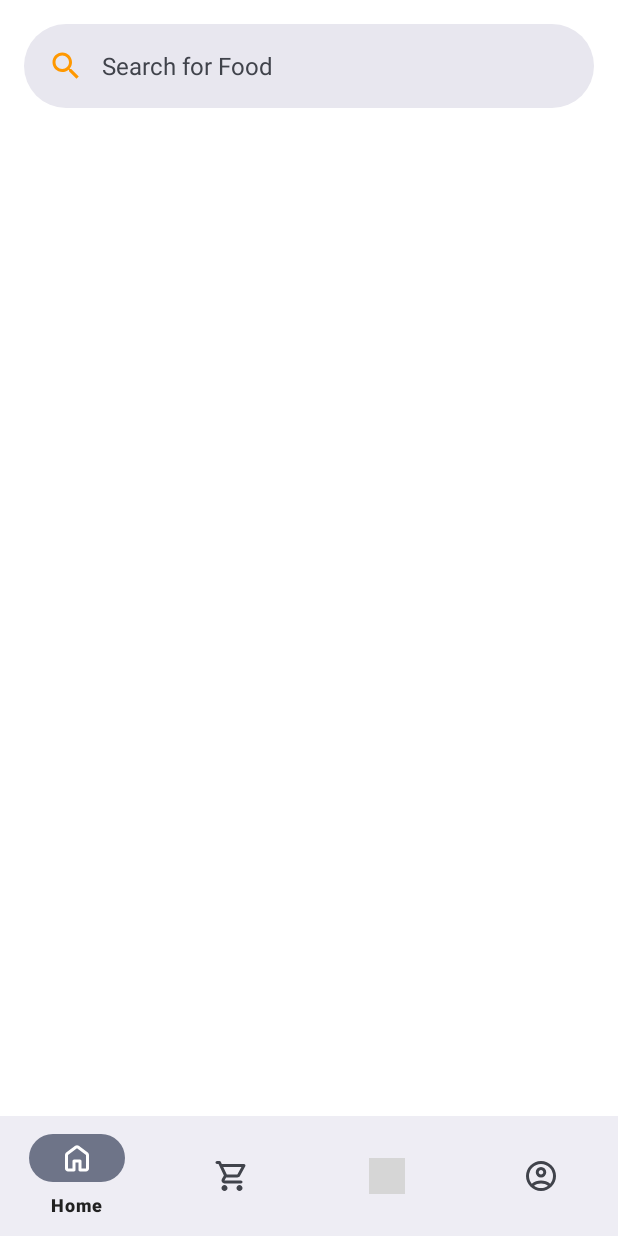
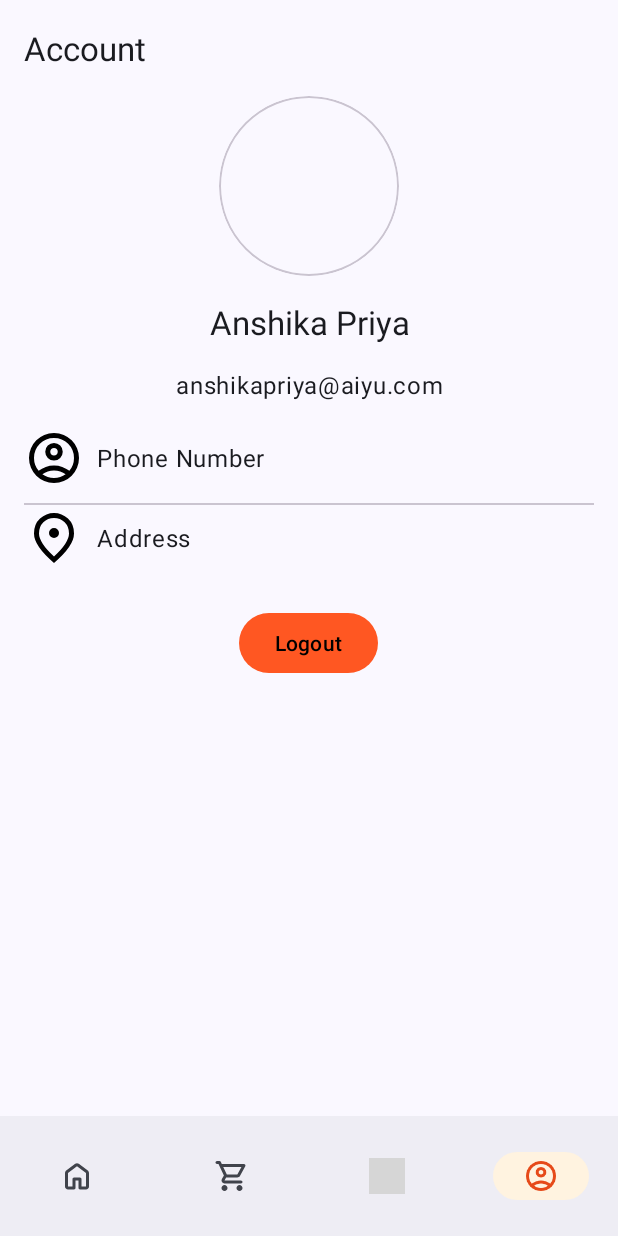
Before and after one commit to anshika1501/BiteBuddy, an Android app: the HomeFragment screen opened through its navigation route, item 4 of the bottom bar chosen, on a phone screen of 412 x 824 dp. Run offline under Robolectric (Android 15) with nearby library versions, the phone set to English and light mode, and no system bars; our stand-ins replace navigation-ui; grey boxes are pictures that could not be loaded.

Commit message:
Add Cart, History, and Profile fragments; update navigation and theme colors

```diff
--- a/app/src/main/java/com/anshu/bitebuddy/MainActivity.java
+++ b/app/src/main/java/com/anshu/bitebuddy/MainActivity.java
@@ -44,7 +44,12 @@ public class MainActivity extends AppCompatActivity {
 
         navController
                 .addOnDestinationChangedListener((navController, navDestination, bundle) -> {
-                    if (navDestination.getId() == R.id.homeFragment) {
+                    if (
+                            navDestination.getId() == R.id.homeFragment ||
+                                    navDestination.getId() == R.id.cartFragment ||
+                                    navDestination.getId() == R.id.profileFragment ||
+                                    navDestination.getId() == R.id.historyFragment
+                    ) {
                         binding.bottomNavigationView.setVisibility(View.VISIBLE);
                     } else {
                         binding.bottomNavigationView.setVisibility(View.GONE);
--- /dev/null
+++ b/app/src/main/java/com/anshu/bitebuddy/ui/fragments/cart/CartFragment.java
@@ -0,0 +1,12 @@
+package com.anshu.bitebuddy.ui.fragments.cart;
+
+import com.anshu.bitebuddy.R;
+import com.anshu.bitebuddy.utils.BaseFragment;
+import com.anshu.bitebuddy.utils.Transition;
+
+public class CartFragment extends BaseFragment {
+
+    public CartFragment() {
+        super(R.layout.fragment_cart, Transition.Axis.Y);
+    }
+}
--- /dev/null
+++ b/app/src/main/java/com/anshu/bitebuddy/ui/fragments/history/HistoryFragment.java
@@ -0,0 +1,12 @@
+package com.anshu.bitebuddy.ui.fragments.history;
+
+import com.anshu.bitebuddy.R;
+import com.anshu.bitebuddy.utils.BaseFragment;
+import com.anshu.bitebuddy.utils.Transition;
+
+public class HistoryFragment extends BaseFragment {
+
+    public HistoryFragment() {
+        super(R.layout.fragment_history, Transition.Axis.Y);
+    }
+}
--- /dev/null
+++ b/app/src/main/java/com/anshu/bitebuddy/ui/fragments/profile/ProfileFragment.java
@@ -0,0 +1,23 @@
+package com.anshu.bitebuddy.ui.fragments.profile;
+
+import android.os.Bundle;
+import android.view.View;
+
+import androidx.annotation.NonNull;
+import androidx.annotation.Nullable;
+
+import com.anshu.bitebuddy.R;
+import com.anshu.bitebuddy.utils.BaseFragment;
+import com.anshu.bitebuddy.utils.Transition;
+
+public class ProfileFragment extends BaseFragment {
+    public ProfileFragment() {
+        super(R.layout.fragment_profile, Transition.Axis.Y);
+    }
+
+
+    @Override
+    public void onViewCreated(@NonNull View view, @Nullable Bundle savedInstanceState) {
+        super.onViewCreated(view, savedInstanceState);
+    }
+}
--- /dev/null
+++ b/app/src/main/res/drawable/rounded_location_on_24.xml
@@ -0,0 +1,5 @@
+<vector xmlns:android="http://schemas.android.com/apk/res/android" android:height="24dp" android:tint="#000000" android:viewportHeight="960" android:viewportWidth="960" android:width="24dp">
+
+    <path android:fillColor="@android:color/white" android:pathData="M480,480Q513,480 536.5,456.5Q560,433 560,400Q560,367 536.5,343.5Q513,320 480,320Q447,320 423.5,343.5Q400,367 400,400Q400,433 423.5,456.5Q447,480 480,480ZM480,774Q602,662 661,570.5Q720,479 720,408Q720,299 650.5,229.5Q581,160 480,160Q379,160 309.5,229.5Q240,299 240,408Q240,479 299,570.5Q358,662 480,774ZM480,880Q319,743 239.5,625.5Q160,508 160,408Q160,258 256.5,169Q353,80 480,80Q607,80 703.5,169Q800,258 800,408Q800,508 720.5,625.5Q641,743 480,880ZM480,400Q480,400 480,400Q480,400 480,400Q480,400 480,400Q480,400 480,400Q480,400 480,400Q480,400 480,400Q480,400 480,400Q480,400 480,400Z"/>
+
+</vector>
--- a/app/src/main/res/layout/activity_main.xml
+++ b/app/src/main/res/layout/activity_main.xml
@@ -1,5 +1,5 @@
 <?xml version="1.0" encoding="utf-8"?>
-<RelativeLayout xmlns:android="http://schemas.android.com/apk/res/android"
+<androidx.coordinatorlayout.widget.CoordinatorLayout xmlns:android="http://schemas.android.com/apk/res/android"
     xmlns:app="http://schemas.android.com/apk/res-auto"
     xmlns:tools="http://schemas.android.com/tools"
     android:id="@+id/main"
@@ -14,13 +14,14 @@
         android:layout_height="match_parent"
         android:layout_above="@id/bottomNavigationView"
         app:defaultNavHost="true"
+        app:layout_behavior="com.google.android.material.appbar.AppBarLayout$ScrollingViewBehavior"
         app:navGraph="@navigation/navigation_graph" />
 
     <com.google.android.material.bottomnavigation.BottomNavigationView
         android:id="@+id/bottomNavigationView"
         android:layout_width="match_parent"
         android:layout_height="wrap_content"
-        android:layout_alignParentBottom="true"
-        app:elevation="4dp"
+        android:layout_gravity="bottom"
+        app:labelVisibilityMode="unlabeled"
         app:menu="@menu/bottom_nav" />
-</RelativeLayout>
+</androidx.coordinatorlayout.widget.CoordinatorLayout>
--- /dev/null
+++ b/app/src/main/res/layout/fragment_cart.xml
@@ -0,0 +1,22 @@
+<?xml version="1.0" encoding="utf-8"?>
+<RelativeLayout xmlns:android="http://schemas.android.com/apk/res/android"
+    xmlns:app="http://schemas.android.com/apk/res-auto"
+    android:layout_width="match_parent"
+    xmlns:tools="http://schemas.android.com/tools"
+    tools:context="com.anshu.bitebuddy.ui.fragments.cart.CartFragment"
+    android:layout_height="match_parent">
+
+    <com.google.android.material.appbar.MaterialToolbar
+        android:id="@+id/topAppBar"
+        android:layout_width="match_parent"
+        android:layout_height="wrap_content"
+        android:layout_alignParentTop="true"
+        android:minHeight="?attr/actionBarSize"
+        app:title="@string/menu_cart" />
+
+    <androidx.recyclerview.widget.RecyclerView
+        android:layout_width="match_parent"
+        android:layout_height="match_parent"
+        android:layout_below="@+id/topAppBar" />
+
+</RelativeLayout>
--- /dev/null
+++ b/app/src/main/res/layout/fragment_history.xml
@@ -0,0 +1,22 @@
+<?xml version="1.0" encoding="utf-8"?>
+<RelativeLayout xmlns:android="http://schemas.android.com/apk/res/android"
+    xmlns:app="http://schemas.android.com/apk/res-auto"
+    xmlns:tools="http://schemas.android.com/tools"
+    android:layout_width="match_parent"
+    android:layout_height="match_parent"
+    tools:context="com.anshu.bitebuddy.ui.fragments.history.HistoryFragment">
+
+    <com.google.android.material.appbar.MaterialToolbar
+        android:id="@+id/topAppBar"
+        android:layout_width="match_parent"
+        android:layout_height="wrap_content"
+        android:layout_alignParentTop="true"
+        android:minHeight="?attr/actionBarSize"
+        app:title="@string/menu_history" />
+
+    <androidx.recyclerview.widget.RecyclerView
+        android:layout_width="match_parent"
+        android:layout_height="match_parent"
+        android:layout_below="@+id/topAppBar" />
+
+</RelativeLayout>
--- /dev/null
+++ b/app/src/main/res/layout/fragment_profile.xml
@@ -0,0 +1,133 @@
+<?xml version="1.0" encoding="utf-8"?>
+<RelativeLayout xmlns:android="http://schemas.android.com/apk/res/android"
+    xmlns:app="http://schemas.android.com/apk/res-auto"
+    xmlns:tools="http://schemas.android.com/tools"
+    android:layout_width="match_parent"
+    android:layout_height="match_parent"
+    tools:context="com.anshu.bitebuddy.ui.fragments.profile.ProfileFragment">
+
+    <com.google.android.material.appbar.MaterialToolbar
+        android:id="@+id/topAppBar"
+        android:layout_width="match_parent"
+        android:layout_height="wrap_content"
+        android:layout_alignParentTop="true"
+        android:minHeight="?attr/actionBarSize"
+        app:title="@string/menu_profile" />
+
+    <com.google.android.material.card.MaterialCardView
+        android:id="@+id/card_view_profile"
+        android:layout_width="120dp"
+        android:layout_height="120dp"
+        android:layout_below="@id/topAppBar"
+        android:layout_centerHorizontal="true"
+        app:cardBackgroundColor="@android:color/transparent"
+        app:cardCornerRadius="500dp">
+
+        <ImageView
+            android:id="@+id/image_view_profile"
+            android:layout_width="match_parent"
+            android:layout_height="match_parent"
+            android:importantForAccessibility="no"
+            android:scaleType="center"
+            tools:src="@tools:sample/backgrounds/scenic" />
+    </com.google.android.material.card.MaterialCardView>
+
+    <TextView
+        android:id="@+id/text_view_user_name"
+        style="?attr/textAppearanceTitleLarge"
+        android:layout_width="match_parent"
+        android:layout_height="wrap_content"
+        android:layout_below="@+id/card_view_profile"
+        android:layout_marginHorizontal="@dimen/grid_1"
+        android:layout_marginTop="@dimen/grid_1"
+        android:padding="@dimen/grid_1"
+        android:text="Anshika Priya"
+        android:textAlignment="center" />
+
+    <TextView
+        android:id="@+id/text_view_user_email"
+        style="?attr/textAppearanceBodyLarge"
+        android:layout_width="match_parent"
+        android:layout_height="wrap_content"
+        android:layout_below="@+id/text_view_user_name"
+        android:layout_marginHorizontal="@dimen/grid_1"
+        android:padding="@dimen/grid_1"
+        android:text="anshikapriya@aiyu.com"
+        android:textAlignment="center" />
+
+
+    <LinearLayout
+        android:id="@+id/linear_layout_options"
+        android:layout_width="match_parent"
+        android:layout_height="wrap_content"
+        android:layout_below="@id/text_view_user_email"
+        android:layout_marginHorizontal="@dimen/grid_1"
+        android:orientation="vertical"
+        android:padding="@dimen/grid_1">
+
+        <LinearLayout
+            android:layout_width="match_parent"
+            android:layout_height="wrap_content"
+            android:layout_marginBottom="@dimen/grid_1"
+            android:gravity="center_vertical"
+            android:orientation="horizontal">
+
+            <ImageView
+                android:layout_width="40dp"
+                android:layout_height="44dp"
+                android:src="@drawable/rounded_account_circle_24" />
+
+            <TextView
+                style="?attr/textAppearanceBody1"
+                android:layout_width="wrap_content"
+                android:layout_height="wrap_content"
+                android:layout_marginStart="@dimen/grid_1"
+                android:gravity="center"
+                android:text="Phone Number" />
+        </LinearLayout>
+
+        <com.google.android.material.divider.MaterialDivider
+            android:layout_width="match_parent"
+            android:layout_height="wrap_content" />
+
+        <LinearLayout
+            android:layout_width="match_parent"
+            android:layout_height="wrap_content"
+            android:layout_marginBottom="@dimen/grid_1"
+            android:gravity="center_vertical"
+            android:orientation="horizontal">
+
+            <ImageView
+                android:layout_width="40dp"
+                android:layout_height="44dp"
+                android:src="@drawable/rounded_location_on_24" />
+
+            <TextView
+                style="?attr/textAppearanceBody1"
+                android:layout_width="wrap_content"
+                android:layout_height="wrap_content"
+                android:layout_marginStart="@dimen/grid_1"
+                android:gravity="center"
+                android:text="Address" />
+        </LinearLayout>
+    </LinearLayout>
+
+    <Button
+        android:id="@+id/button_logout"
+        android:layout_width="wrap_content"
+        android:layout_height="wrap_content"
+        android:layout_below="@id/linear_layout_options"
+        android:layout_centerHorizontal="true"
+        android:layout_marginTop="@dimen/grid_1"
+        android:text="@string/logout" />
+
+
+    <TextView
+        style="?attr/textAppearanceCaption"
+        android:layout_width="wrap_content"
+        android:layout_height="wrap_content"
+        android:layout_alignParentBottom="true"
+        android:layout_centerHorizontal="true"
+        android:layout_marginBottom="@dimen/grid_1"
+        android:text="@string/design_by_anshika" />
+</RelativeLayout>
--- a/app/src/main/res/menu/bottom_nav.xml
+++ b/app/src/main/res/menu/bottom_nav.xml
@@ -1,19 +1,19 @@
 <?xml version="1.0" encoding="utf-8"?>
 <menu xmlns:android="http://schemas.android.com/apk/res/android">
     <item
-        android:id="@+id/homeFragment"
+        android:id="@id/homeFragment"
         android:icon="@drawable/rounded_home_24"
         android:title="@string/menu_home" />
     <item
-        android:id="@+id/nav_dashboard"
+        android:id="@id/cartFragment"
         android:icon="@drawable/rounded_shopping_cart_24"
         android:title="@string/menu_cart" />
     <item
-        android:id="@+id/nav_notifications"
+        android:id="@id/historyFragment"
         android:icon="@drawable/rounded_history_24"
         android:title="@string/menu_history" />
     <item
-        android:id="@+id/nav_profile"
+        android:id="@id/profileFragment"
         android:icon="@drawable/rounded_account_circle_24"
         android:title="@string/menu_profile" />
 </menu>
--- a/app/src/main/res/navigation/navigation_graph.xml
+++ b/app/src/main/res/navigation/navigation_graph.xml
@@ -21,4 +21,19 @@
         android:name="com.anshu.bitebuddy.ui.fragments.home.HomeFragment"
         android:label="@string/menu_home"
         tools:layout="@layout/fragment_home" />
+    <fragment
+        android:id="@+id/cartFragment"
+        android:name="com.anshu.bitebuddy.ui.fragments.cart.CartFragment"
+        android:label="fragment_cart"
+        tools:layout="@layout/fragment_cart" />
+    <fragment
+        android:id="@+id/historyFragment"
+        android:name="com.anshu.bitebuddy.ui.fragments.history.HistoryFragment"
+        android:label="fragment_history"
+        tools:layout="@layout/fragment_history" />
+    <fragment
+        android:id="@+id/profileFragment"
+        android:name="com.anshu.bitebuddy.ui.fragments.profile.ProfileFragment"
+        android:label="fragment_profile"
+        tools:layout="@layout/fragment_profile" />
 </navigation>
--- a/app/src/main/res/values/colors.xml
+++ b/app/src/main/res/values/colors.xml
@@ -1,23 +1,21 @@
 <?xml version="1.0" encoding="utf-8"?>
 <resources>
-    <color name="purple_200">#FFBB86FC</color>
-    <color name="purple_500">#FF6200EE</color>
-    <color name="purple_700">#FF3700B3</color>
-    <color name="teal_200">#FF03DAC5</color>
-    <color name="teal_700">#FF018786</color>
-    <color name="black">#FF000000</color>
-    <color name="white">#FFFFFFFF</color>
-
-
-    <color name="orange_500">#FF9800</color>
-    <color name="orange_700">#F57C00</color>
-
-    <!-- Secondary Green -->
-    <color name="green_500">#4CAF50</color>
-    <color name="green_700">#388E3C</color>
+    <!-- Orange Palette -->
+    <color name="orange_primary">#FF5722</color>  <!-- Main orange -->
+    <color name="orange_light">#FFCCBC</color>    <!-- Light orange for backgrounds -->
+    <color name="orange_pale">#FFF3E0</color>     <!-- Very light orange for containers -->
+    <color name="orange_dark">#E64A19</color>     <!-- Darker orange for accents -->
+    <color name="orange_deep">#BF360C</color>     <!-- Very dark orange for emphasis -->
 
     <!-- Neutral Colors -->
-    <color name="cream_50">#FFF8E1</color>
-    <color name="dark_gray_900">#212121</color>
+    <color name="white">#FFFFFF</color>
+    <color name="black">#000000</color>
+    <color name="dark_gray">#212121</color>
+    <color name="medium_gray">#757575</color>
+    <color name="light_gray">#F5F5F5</color>
 
+    <!-- UI Specific Colors -->
+    <color name="bottom_nav">#FFFFFF</color>
+    <color name="bottom_sheet_color">#FFFFFF</color>
+    <color name="logo_background">#FFFFFF</color>
 </resources>
--- a/app/src/main/res/values/layout.xml
+++ b/app/src/main/res/values/layout.xml
@@ -18,4 +18,6 @@
     <dimen name="grid_9">72dp</dimen>
 
     <dimen name="user_profile_image_size">30dp</dimen>
+
+    <dimen name="bottom_nav_height">60dp</dimen>
 </resources>
--- a/app/src/main/res/values/strings.xml
+++ b/app/src/main/res/values/strings.xml
@@ -6,4 +6,6 @@
     <string name="menu_profile">Account</string>
     <string name="order_delicious_food">Order Delicious Food !</string>
     <string name="search_any_thing">Search for Food</string>
+    <string name="logout">Logout</string>
+    <string name="design_by_anshika">Design By Anshika</string>
 </resources>
--- a/app/src/main/res/values/themes.xml
+++ b/app/src/main/res/values/themes.xml
@@ -1,20 +1,24 @@
-<resources>
+<resources xmlns:tools="http://schemas.android.com/tools">
     <!-- Base application theme. -->
     <style name="Theme.BiteBuddy" parent="Theme.Material3.DynamicColors.DayNight.NoActionBar">
-        <item name="colorPrimary">@color/orange_500</item>
-        <item name="colorPrimaryVariant">@color/orange_700</item>
-        <item name="colorOnPrimary">@color/white</item>
+        <!-- Primary brand color. -->
+        <item name="colorPrimary">@color/orange_primary</item>
+        <item name="colorPrimaryVariant">?attr/colorSurface</item>
+        <item name="colorOnPrimary">@color/black</item>
+        <item name="colorPrimaryContainer">@color/orange_light</item>
+        <item name="colorSurface">@color/white</item>
         <!-- Secondary brand color. -->
-        <item name="colorSecondary">@color/green_500</item>
-        <item name="colorSecondaryVariant">@color/green_700</item>
+        <item name="colorSecondary">@color/orange_dark</item>
+        <item name="colorSecondaryVariant">@color/orange_deep</item>
         <item name="colorOnSecondary">@color/white</item>
-        <!-- Customize your theme here. -->
-        <item name="colorSurface">@color/white</item>
-        <item name="colorOnSurface">@color/dark_gray_900</item>
-        <item name="android:windowLightStatusBar">true</item>
-        <item name="android:navigationBarColor">@color/white</item>
-
+        <item name="colorSecondaryContainer">@color/orange_pale</item>
+        <item name="colorOnSecondaryContainer">@color/orange_dark</item>
         <!-- Status bar color. -->
         <item name="android:statusBarColor">?attr/colorSurface</item>
+        <!-- Customize your theme here. -->
+        <item name="android:windowLightStatusBar">true</item>
+        <item name="android:windowLightNavigationBar" tools:targetApi="o_mr1">true</item>
     </style>
+
+
 </resources>
```
